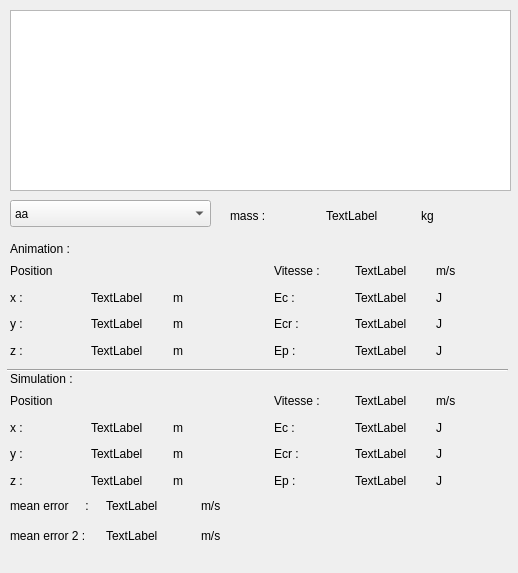
This is projet/physics/Debugging.ui in LuJu/ProjetMTR as Qt 5 draws it before an edit. The edited form follows.
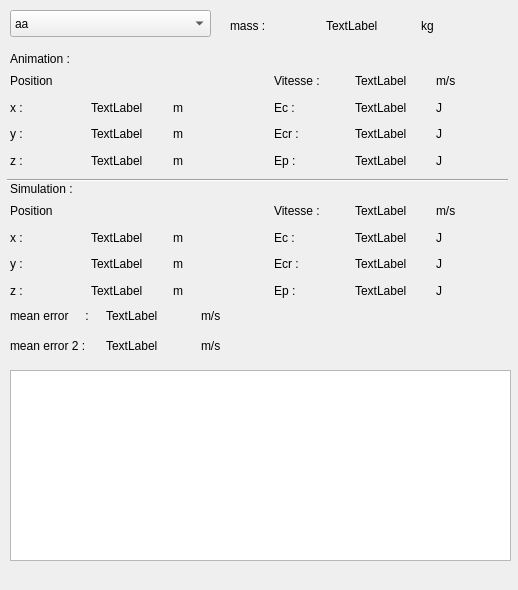
This is the edited form.

Diff of the .ui file:
```diff
--- a/projet/physics/Debugging.ui
+++ b/projet/physics/Debugging.ui
@@ -7,7 +7,7 @@
     <x>0</x>
     <y>0</y>
     <width>518</width>
-    <height>573</height>
+    <height>590</height>
    </rect>
   </property>
   <property name="windowTitle">
@@ -17,17 +17,35 @@
    <property name="geometry">
     <rect>
      <x>10</x>
-     <y>10</y>
+     <y>370</y>
      <width>501</width>
-     <height>181</height>
+     <height>191</height>
     </rect>
    </property>
+   <property name="sizePolicy">
+    <sizepolicy hsizetype="Expanding" vsizetype="Expanding">
+     <horstretch>0</horstretch>
+     <verstretch>0</verstretch>
+    </sizepolicy>
+   </property>
+   <property name="sizeIncrement">
+    <size>
+     <width>0</width>
+     <height>0</height>
+    </size>
+   </property>
+   <property name="font">
+    <font>
+     <family>Courier</family>
+     <pointsize>10</pointsize>
+    </font>
+   </property>
   </widget>
   <widget class="QComboBox" name="part_list">
    <property name="geometry">
     <rect>
      <x>10</x>
-     <y>200</y>
+     <y>10</y>
      <width>201</width>
      <height>27</height>
     </rect>
@@ -47,7 +65,7 @@
    <property name="geometry">
     <rect>
      <x>10</x>
-     <y>260</y>
+     <y>70</y>
      <width>501</width>
      <height>101</height>
     </rect>
@@ -272,7 +290,7 @@
    <property name="geometry">
     <rect>
      <x>10</x>
-     <y>240</y>
+     <y>50</y>
      <width>91</width>
      <height>17</height>
     </rect>
@@ -285,7 +303,7 @@
    <property name="geometry">
     <rect>
      <x>10</x>
-     <y>390</y>
+     <y>200</y>
      <width>501</width>
      <height>101</height>
     </rect>
@@ -510,7 +528,7 @@
    <property name="geometry">
     <rect>
      <x>10</x>
-     <y>370</y>
+     <y>180</y>
      <width>91</width>
      <height>17</height>
     </rect>
@@ -523,7 +541,7 @@
    <property name="geometry">
     <rect>
      <x>7</x>
-     <y>360</y>
+     <y>170</y>
      <width>501</width>
      <height>20</height>
     </rect>
@@ -536,7 +554,7 @@
    <property name="geometry">
     <rect>
      <x>230</x>
-     <y>200</y>
+     <y>10</y>
      <width>281</width>
      <height>31</height>
     </rect>
@@ -569,7 +587,7 @@
    <property name="geometry">
     <rect>
      <x>10</x>
-     <y>490</y>
+     <y>300</y>
      <width>281</width>
      <height>31</height>
     </rect>
@@ -602,7 +620,7 @@
    <property name="geometry">
     <rect>
      <x>10</x>
-     <y>520</y>
+     <y>330</y>
      <width>281</width>
      <height>31</height>
     </rect>
```
